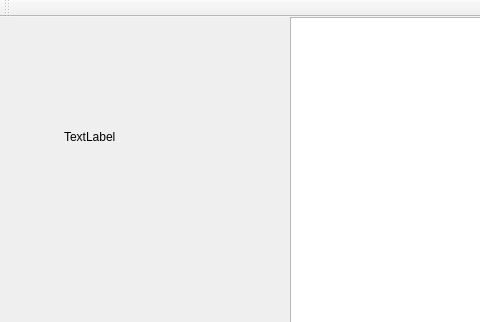
The window that mainwindow.ui (Colum-Mullally/Zork) describes before a commit, drawn with Qt 5; both pictures show x 0 to 480 and y 0 to 322 of the 864 by 665 pixel window.
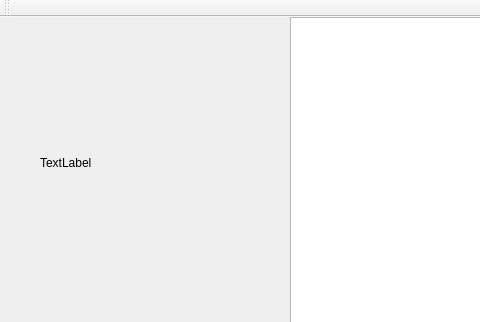
The same window after the commit.

```diff
--- a/mainwindow.ui
+++ b/mainwindow.ui
@@ -87,10 +87,10 @@
    <widget class="QLabel" name="label">
     <property name="geometry">
      <rect>
-      <x>64</x>
-      <y>110</y>
-      <width>71</width>
-      <height>20</height>
+      <x>40</x>
+      <y>60</y>
+      <width>221</width>
+      <height>171</height>
      </rect>
     </property>
     <property name="text">
```
